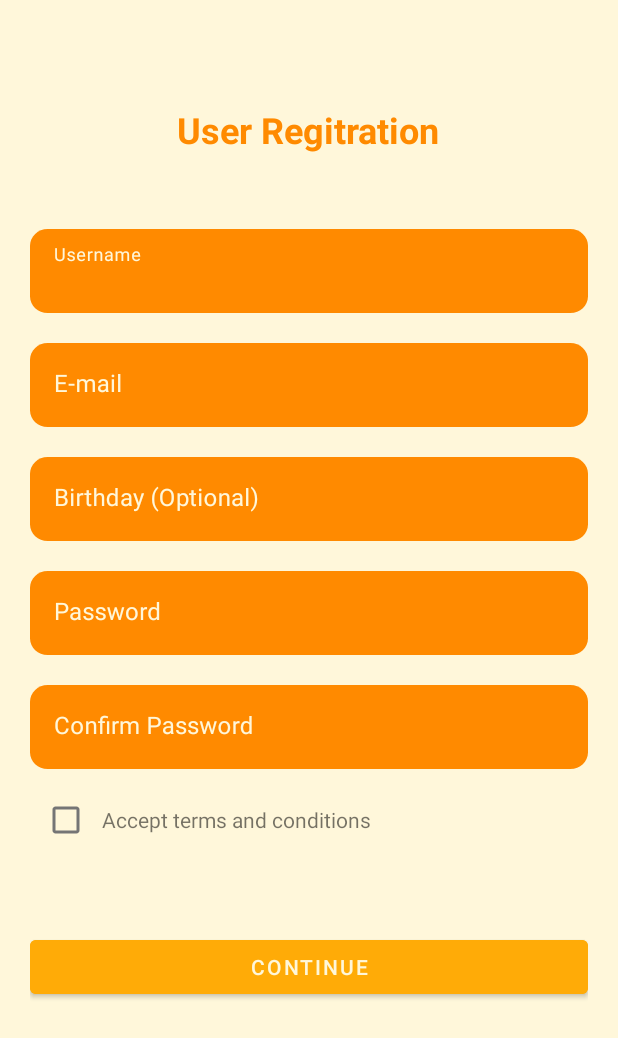
After one commit to Dev-Oops5/Squirrels-Box, an Android app: the RegisterActivity screen opened directly, with no data from a screen before it, on a phone screen of 412 x 824 dp. The commit adds this screen. Shown: the top 1038 px of the screen. Run offline under Robolectric (Android 15) with nearby library versions, the light colour scheme and no system bars.

Commit message:
Desarrollo de vistas
Implementación parcial de la parte visual del registro de usuario

```diff
--- a/app/src/main/AndroidManifest.xml
+++ b/app/src/main/AndroidManifest.xml
@@ -9,6 +9,9 @@
         android:roundIcon="@mipmap/ic_launcher_round"
         android:supportsRtl="true"
         android:theme="@style/Theme.SquirrelsBox">
+        <activity
+            android:name=".RegisterActivity"
+            android:exported="false" />
         <activity
             android:name=".HomeActivity"
             android:exported="false" />
--- a/app/src/main/java/com/miodemi/squirrelsbox/MainActivity.kt
+++ b/app/src/main/java/com/miodemi/squirrelsbox/MainActivity.kt
@@ -20,5 +20,11 @@ class MainActivity : AppCompatActivity() {
             // start your next activity
             startActivity(intent)
         }
+
+        binding.linkNotAccTV.setOnClickListener {
+            val intent = Intent(this, RegisterActivity::class.java)
+            // start your next activity
+            startActivity(intent)
+        }
     }
 }
--- /dev/null
+++ b/app/src/main/java/com/miodemi/squirrelsbox/RegisterActivity.kt
@@ -0,0 +1,37 @@
+package com.miodemi.squirrelsbox
+
+import androidx.appcompat.app.AppCompatActivity
+import android.os.Bundle
+import androidx.fragment.app.Fragment
+import com.miodemi.squirrelsbox.databinding.ActivityMainBinding
+import com.miodemi.squirrelsbox.databinding.ActivityRegisterBinding
+import com.miodemi.squirrelsbox.fragments.RegisterMobileFragment
+import com.miodemi.squirrelsbox.fragments.RegisterUserInfoFragment
+import com.miodemi.squirrelsbox.ui.profile.MenuProfileFragment
+import kotlinx.android.synthetic.main.fragment_register_user_info.*
+
+class RegisterActivity : AppCompatActivity() {
+
+    //ViewBinding
+    private lateinit var binding: ActivityRegisterBinding
+
+    //UI Fragments
+    private val userInfoFragment = RegisterUserInfoFragment()
+
+    override fun onCreate(savedInstanceState: Bundle?) {
+        super.onCreate(savedInstanceState)
+        binding = ActivityRegisterBinding.inflate(layoutInflater)
+        setContentView(binding.root)
+
+        //show fragment
+        replaceFragment(userInfoFragment)
+
+    }
+
+    //basic function for fragment replacement
+    private fun replaceFragment(fragment: Fragment) {
+        val transaction = supportFragmentManager.beginTransaction()
+        transaction.replace(R.id.registerFLy, fragment)
+        transaction.addToBackStack(null).commit()
+    }
+}
--- /dev/null
+++ b/app/src/main/java/com/miodemi/squirrelsbox/fragments/RegisterUserInfoFragment.kt
@@ -0,0 +1,47 @@
+package com.miodemi.squirrelsbox.fragments
+
+import android.os.Bundle
+import androidx.fragment.app.Fragment
+import android.view.LayoutInflater
+import android.view.View
+import android.view.ViewGroup
+import androidx.appcompat.app.AppCompatActivity
+import com.miodemi.squirrelsbox.R
+import com.miodemi.squirrelsbox.databinding.FragmentManageMainBinding
+import com.miodemi.squirrelsbox.databinding.FragmentRegisterUserInfoBinding
+import kotlinx.android.synthetic.main.fragment_register_user_info.*
+
+class RegisterUserInfoFragment : Fragment() {
+
+    //binding
+    internal lateinit var binding: FragmentRegisterUserInfoBinding
+
+    //connected fragments
+    private val userMobileFragment = RegisterMobileFragment()
+
+    override fun onCreateView(
+        inflater: LayoutInflater, container: ViewGroup?,
+        savedInstanceState: Bundle?
+    ): View? {
+        //init data binding in a fragment
+        binding = FragmentRegisterUserInfoBinding.inflate(layoutInflater)
+        //this value must be returned
+        val view : View = binding.root
+
+        binding.registerContinueBtn.setOnClickListener { v: View ->
+            val activity = v.context as AppCompatActivity
+            //declare instance you want to replace
+            activity.supportFragmentManager.beginTransaction()
+                .replace(R.id.registerFLy, userMobileFragment).addToBackStack(null)
+                .commit()
+
+//            var fr = fragmentManager?.beginTransaction()
+//            fr?.replace(R.id.registerFLy, userMobileFragment)
+//            fr?.commit()
+        }
+
+        // Inflate the layout for this fragment
+        return view
+    }
+
+}
--- /dev/null
+++ b/app/src/main/res/drawable/vc_color_cursor_pw.xml
@@ -0,0 +1,5 @@
+<?xml version="1.0" encoding="utf-8"?>
+<shape xmlns:android="http://schemas.android.com/apk/res/android" >
+    <size android:width="2dp" />
+    <solid android:color="@color/primary_white"  />
+</shape>
--- /dev/null
+++ b/app/src/main/res/drawable/vc_rectangle_od.xml
@@ -0,0 +1,24 @@
+<?xml version="1.0" encoding="utf-8"?>
+<vector
+    xmlns:android="http://schemas.android.com/apk/res/android"
+    xmlns:aapt="http://schemas.android.com/aapt"
+    android:width="315dp"
+    android:height="50dp"
+    android:viewportWidth="315"
+    android:viewportHeight="50"
+    >
+
+    <group>
+
+        <clip-path
+            android:pathData="M10 0H305C310.523 0 315 4.47715 315 10V40C315 45.5228 310.523 50 305 50H10C4.47715 50 0 45.5228 0 40V10C0 4.47715 4.47715 0 10 0Z"
+            />
+
+        <path
+            android:pathData="M0 0V50H315V0"
+            android:fillColor="#FF8A00"
+            />
+
+    </group>
+
+</vector>
--- /dev/null
+++ b/app/src/main/res/layout/activity_register.xml
@@ -0,0 +1,15 @@
+<?xml version="1.0" encoding="utf-8"?>
+<RelativeLayout xmlns:android="http://schemas.android.com/apk/res/android"
+    xmlns:app="http://schemas.android.com/apk/res-auto"
+    xmlns:tools="http://schemas.android.com/tools"
+    android:layout_width="match_parent"
+    android:layout_height="match_parent"
+    tools:context=".RegisterActivity"
+    android:background="@color/primary_white">
+
+    <FrameLayout
+        android:id="@+id/registerFLy"
+        android:layout_width="match_parent"
+        android:layout_height="match_parent"/>
+
+</RelativeLayout>
--- /dev/null
+++ b/app/src/main/res/layout/fragment_register_user_info.xml
@@ -0,0 +1,171 @@
+<?xml version="1.0" encoding="utf-8"?>
+<RelativeLayout xmlns:android="http://schemas.android.com/apk/res/android"
+    xmlns:app="http://schemas.android.com/apk/res-auto"
+    xmlns:tools="http://schemas.android.com/tools"
+    android:layout_width="match_parent"
+    android:layout_height="match_parent"
+    tools:context=".fragments.RegisterUserInfoFragment"
+    android:padding="20dp">
+
+    <TextView
+        android:id="@+id/titleTv1"
+        android:layout_width="wrap_content"
+        android:layout_height="wrap_content"
+        android:layout_alignParentTop="true"
+        android:layout_centerInParent="true"
+        android:layout_marginTop="50dp"
+        android:layout_marginBottom="50dp"
+        android:text="User Regitration"
+        android:textColor="@color/primary_orange_dark"
+        android:textSize="24sp"
+        android:textStyle="bold" />
+
+    <com.google.android.material.textfield.TextInputLayout
+        android:id="@+id/usernameTil"
+        android:layout_width="match_parent"
+        android:layout_height="wrap_content"
+        android:layout_below="@id/titleTv1"
+        app:boxStrokeWidthFocused="0dp"
+        app:boxStrokeWidth="0dp"
+        android:textColorHint="@color/primary_white"
+        app:hintTextColor="@color/primary_white"
+        >
+
+        <EditText
+            android:id="@+id/usernameEt"
+            android:layout_width="match_parent"
+            android:layout_height="wrap_content"
+            android:autofillHints="Username"
+            android:background="@drawable/vc_rectangle_od"
+            android:hint="Username"
+            android:inputType="text"
+            android:textColor="@color/primary_white"
+            android:textCursorDrawable="@drawable/vc_color_cursor_pw" />
+    </com.google.android.material.textfield.TextInputLayout>
+
+    <com.google.android.material.textfield.TextInputLayout
+        android:id="@+id/emailTil"
+        android:layout_width="match_parent"
+        android:layout_height="wrap_content"
+        android:layout_below="@id/usernameTil"
+        app:boxStrokeWidthFocused="0dp"
+        app:boxStrokeWidth="0dp"
+        android:textColorHint="@color/primary_white"
+        android:layout_marginTop="20dp"
+        app:hintTextColor="@color/primary_white"
+        >
+
+        <EditText
+            android:id="@+id/emailEt"
+            android:layout_width="match_parent"
+            android:layout_height="wrap_content"
+            android:autofillHints="Username"
+            android:background="@drawable/vc_rectangle_od"
+            android:hint="E-mail"
+            android:inputType="text"
+            android:textColor="@color/primary_white"
+            android:textCursorDrawable="@drawable/vc_color_cursor_pw" />
+    </com.google.android.material.textfield.TextInputLayout>
+
+    <com.google.android.material.textfield.TextInputLayout
+        android:id="@+id/birthdayTil"
+        android:layout_width="match_parent"
+        android:layout_height="wrap_content"
+        android:layout_below="@id/emailTil"
+        app:boxStrokeWidthFocused="0dp"
+        app:boxStrokeWidth="0dp"
+        android:textColorHint="@color/primary_white"
+        android:layout_marginTop="20dp"
+        app:hintTextColor="@color/primary_white"
+        >
+
+        <EditText
+            android:id="@+id/birthdayEt"
+            android:layout_width="match_parent"
+            android:layout_height="wrap_content"
+            android:autofillHints="Username"
+            android:background="@drawable/vc_rectangle_od"
+            android:hint="Birthday (Optional)"
+            android:inputType="text"
+            android:textColor="@color/primary_white"
+            android:textCursorDrawable="@drawable/vc_color_cursor_pw" />
+    </com.google.android.material.textfield.TextInputLayout>
+
+    <com.google.android.material.textfield.TextInputLayout
+        android:id="@+id/passwordTil"
+        android:layout_width="match_parent"
+        android:layout_height="wrap_content"
+        android:layout_below="@id/birthdayTil"
+        app:boxStrokeWidthFocused="0dp"
+        app:boxStrokeWidth="0dp"
+        android:textColorHint="@color/primary_white"
+        android:layout_marginTop="20dp"
+        app:hintTextColor="@color/primary_white"
+        >
+
+        <EditText
+            android:id="@+id/passwordEt"
+            android:layout_width="match_parent"
+            android:layout_height="wrap_content"
+            android:autofillHints="Username"
+            android:background="@drawable/vc_rectangle_od"
+            android:hint="Password"
+            android:inputType="textPassword"
+            android:textColor="@color/primary_white"
+            android:textCursorDrawable="@drawable/vc_color_cursor_pw"/>
+    </com.google.android.material.textfield.TextInputLayout>
+
+    <com.google.android.material.textfield.TextInputLayout
+        android:id="@+id/rePasswordTil"
+        android:layout_width="match_parent"
+        android:layout_height="wrap_content"
+        android:layout_below="@id/passwordTil"
+        app:boxStrokeWidthFocused="0dp"
+        app:boxStrokeWidth="0dp"
+        android:textColorHint="@color/primary_white"
+        android:layout_marginTop="20dp"
+        app:hintTextColor="@color/primary_white"
+        >
+
+        <EditText
+            android:id="@+id/rePasswordEt"
+            android:layout_width="match_parent"
+            android:layout_height="wrap_content"
+            android:autofillHints="Username"
+            android:background="@drawable/vc_rectangle_od"
+            android:hint="Confirm Password"
+            android:inputType="textPassword"
+            android:textColor="@color/primary_white"
+            android:textCursorDrawable="@drawable/vc_color_cursor_pw"/>
+    </com.google.android.material.textfield.TextInputLayout>
+
+    <LinearLayout
+        android:id="@+id/termsAndCondLy"
+        android:layout_width="match_parent"
+        android:layout_height="wrap_content"
+        android:layout_below="@id/rePasswordTil"
+        android:orientation="horizontal"
+        android:layout_marginTop="10dp">
+
+        <CheckBox
+            android:id="@+id/termsAndCondCB"
+            android:layout_width="wrap_content"
+            android:layout_height="wrap_content" />
+
+        <TextView
+            android:layout_width="wrap_content"
+            android:layout_height="wrap_content"
+            android:text="Accept terms and conditions" />
+    </LinearLayout>
+
+    <com.google.android.material.button.MaterialButton
+        android:id="@+id/registerContinueBtn"
+        android:layout_width="match_parent"
+        android:layout_height="wrap_content"
+        android:layout_below="@id/termsAndCondLy"
+        android:layout_centerInParent="true"
+        android:layout_marginTop="50dp"
+        android:backgroundTint="@color/primary_orange"
+        android:text="Continue" />
+
+</RelativeLayout>
```
Also changed, not shown: app/src/main/java/com/miodemi/squirrelsbox/fragments/RegisterMobileFragment.kt (added, +32 -0 lines), app/src/main/res/drawable/vc_rectangle_od_2.xml (added, +24 -0 lines), app/src/main/res/layout/fragment_register_mobile.xml (added, +95 -0 lines).
